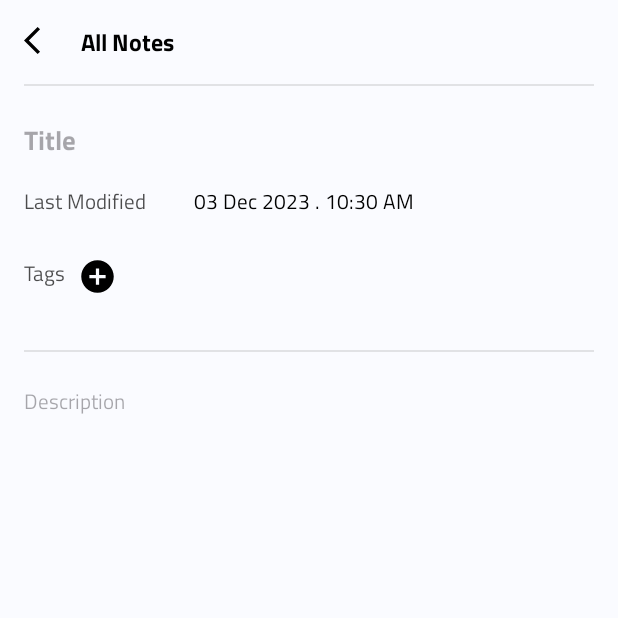
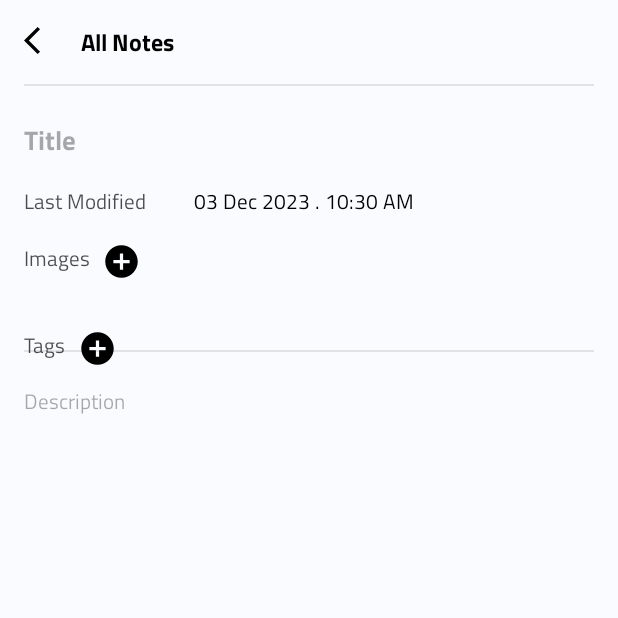
Before and after one commit to talhayi/NoteAppFirebase, an Android app: the NoteDetailFragment screen opened through its navigation route, on a phone screen of 412 x 824 dp, the top half of it. Run offline under Robolectric (Android 15) with nearby library versions, the light colour scheme and no system bars; our stand-ins replace Dagger/Hilt's generated code, Firebase (no records; nobody signed in at launch, a user with empty details on screens opened directly); libraries missing offline, so code that uses them is left out: com.github.dhaval2404.imagepicker.

Commit message:
Single image upload

```diff
--- a/app/src/main/java/com/example/firebaseexample/data/model/Note.kt
+++ b/app/src/main/java/com/example/firebaseexample/data/model/Note.kt
@@ -13,6 +13,7 @@ data class Note(
     val title: String? = null,
     val description: String? = null,
     val tags: MutableList<String> = arrayListOf(),
+    val images: List<String> = arrayListOf(),
     @ServerTimestamp
     val date: Date = Date(),
 ) : Parcelable
--- a/app/src/main/java/com/example/firebaseexample/data/repository/NoteRepository.kt
+++ b/app/src/main/java/com/example/firebaseexample/data/repository/NoteRepository.kt
@@ -1,5 +1,6 @@
 package com.example.firebaseexample.data.repository
 
+import android.net.Uri
 import com.example.firebaseexample.data.model.Note
 import com.example.firebaseexample.data.model.User
 import com.example.firebaseexample.util.UIState
@@ -9,4 +10,5 @@ interface NoteRepository {
     fun addNote(note: Note, result: (UIState<Pair<Note,String>>) -> Unit)
     fun updateNote(note: Note, result: (UIState<String>)-> Unit)
     fun deleteNote(note: Note, result: (UIState<String>)-> Unit)
+    suspend fun uploadSingleFile(fileUri: Uri, onResult: (UIState<Uri>) -> Unit)
 }
--- a/app/src/main/java/com/example/firebaseexample/di/AppModule.kt
+++ b/app/src/main/java/com/example/firebaseexample/di/AppModule.kt
@@ -6,9 +6,12 @@ import com.example.firebaseexample.data.repository.AuthRepository
 import com.example.firebaseexample.data.repository.AuthRepositoryImpl
 import com.example.firebaseexample.data.repository.NoteRepository
 import com.example.firebaseexample.data.repository.NoteRepositoryImpl
+import com.example.firebaseexample.util.FirebaseStorageConstants
 import com.example.firebaseexample.util.SharedPrefConstants.LOCAL_SHARED_PREF
 import com.google.firebase.auth.FirebaseAuth
 import com.google.firebase.firestore.FirebaseFirestore
+import com.google.firebase.storage.FirebaseStorage
+import com.google.firebase.storage.StorageReference
 import com.google.gson.Gson
 import dagger.Module
 import dagger.Provides
@@ -34,6 +37,12 @@ object AppModule {
 
     @Provides
     @Singleton
+    fun provideFirebaseStorageInstance(): StorageReference {
+        return FirebaseStorage.getInstance().getReference(FirebaseStorageConstants.ROOT_DIRECTORY)
+    }
+
+    @Provides
+    @Singleton
     fun provideSharedPref(@ApplicationContext context: Context): SharedPreferences {
         return context.getSharedPreferences(LOCAL_SHARED_PREF, Context.MODE_PRIVATE)
     }
@@ -47,9 +56,10 @@ object AppModule {
     @Provides
     @Singleton
     fun provideNoteRepository(
-        database: FirebaseFirestore
+        database: FirebaseFirestore,
+        storageReference: StorageReference
     ): NoteRepository {
-        return NoteRepositoryImpl(database)
+        return NoteRepositoryImpl(database, storageReference)
     }
 
     @Provides
--- /dev/null
+++ b/app/src/main/java/com/example/firebaseexample/ui/note/ImageListAdapter.kt
@@ -0,0 +1,47 @@
+package com.example.firebaseexample.ui.note
+
+import android.net.Uri
+import android.view.LayoutInflater
+import android.view.ViewGroup
+import androidx.recyclerview.widget.RecyclerView
+import com.example.firebaseexample.databinding.ImageLayoutBinding
+
+class ImageListAdapter(
+    val onCancelClicked: ((Int, Uri) -> Unit)? = null,
+) : RecyclerView.Adapter<ImageListAdapter.MyViewHolder>() {
+
+    private var list: MutableList<Uri> = arrayListOf()
+
+    override fun onCreateViewHolder(parent: ViewGroup, viewType: Int): MyViewHolder {
+        val itemView = ImageLayoutBinding.inflate(LayoutInflater.from(parent.context),parent,false)
+        return MyViewHolder(itemView)
+    }
+
+    override fun onBindViewHolder(holder: MyViewHolder, position: Int) {
+        val item = list[position]
+        holder.bind(item,position)
+    }
+
+    fun updateList(list: MutableList<Uri>){
+        this.list = list
+        notifyDataSetChanged()
+    }
+
+    fun removeItem(position: Int){
+        list.removeAt(position)
+        notifyItemChanged(position)
+    }
+
+    override fun getItemCount(): Int {
+        return list.size
+    }
+
+    inner class MyViewHolder(val binding: ImageLayoutBinding) : RecyclerView.ViewHolder(binding.root) {
+        fun bind(item: Uri,position: Int) {
+            binding.image.setImageURI(item)
+            binding.cancel.setOnClickListener {
+                onCancelClicked?.invoke(absoluteAdapterPosition, item)
+            }
+        }
+    }
+}
--- a/app/src/main/java/com/example/firebaseexample/util/Constants.kt
+++ b/app/src/main/java/com/example/firebaseexample/util/Constants.kt
@@ -18,3 +18,8 @@ object SharedPrefConstants {
     val LOCAL_SHARED_PREF = "local_shared_pref"
     val USER_SESSION = "user_session"
 }
+
+object FirebaseStorageConstants {
+    val ROOT_DIRECTORY = "app"
+    val NOTE_IMAGES = "note"
+}
--- a/app/src/main/res/layout/fragment_note_detail.xml
+++ b/app/src/main/res/layout/fragment_note_detail.xml
@@ -1,13 +1,12 @@
 <?xml version="1.0" encoding="utf-8"?>
-<androidx.constraintlayout.widget.ConstraintLayout
-    xmlns:android="http://schemas.android.com/apk/res/android"
+<androidx.constraintlayout.widget.ConstraintLayout xmlns:android="http://schemas.android.com/apk/res/android"
     xmlns:app="http://schemas.android.com/apk/res-auto"
     xmlns:tools="http://schemas.android.com/tools"
     android:layout_width="match_parent"
     android:layout_height="match_parent"
     android:background="@color/background_color"
     android:padding="16dp"
-    tools:context=".note.NoteDetailFragment">
+    tools:context=".ui.note.NoteDetailFragment">
 
     <ImageView
         android:id="@+id/back"
@@ -126,13 +125,47 @@
                 app:layout_constraintStart_toEndOf="@+id/date_label"
                 app:layout_constraintTop_toTopOf="@+id/date_label" />
 
-            <View
-                android:id="@+id/space"
-                android:layout_width="match_parent"
-                android:layout_height="18dp"
+            <LinearLayout
+                android:id="@+id/add_image_ll"
+                android:layout_width="wrap_content"
+                android:layout_height="wrap_content"
+                android:layout_marginTop="16dp"
+                android:orientation="horizontal"
+                app:layout_constraintStart_toStartOf="parent"
+                app:layout_constraintTop_toBottomOf="@+id/date">
+
+                <TextView
+                    android:id="@+id/image_label"
+                    style="@style/TextStyle"
+                    android:layout_width="wrap_content"
+                    android:layout_height="wrap_content"
+                    android:text="@string/images"
+                    android:textColor="@color/black70"
+                    app:layout_constraintStart_toStartOf="parent"
+                    app:layout_constraintTop_toBottomOf="@+id/title" />
+
+                <ImageView
+                    android:id="@+id/image_add"
+                    android:layout_width="26dp"
+                    android:layout_height="26dp"
+                    android:layout_marginStart="8dp"
+                    android:src="@drawable/ic_baseline_add_circle"
+                    app:layout_constraintEnd_toStartOf="@+id/done"
+                    app:layout_constraintTop_toTopOf="parent"
+                    app:tint="@color/black" />
+
+            </LinearLayout>
+
+            <androidx.recyclerview.widget.RecyclerView
+                android:id="@+id/images"
+                android:layout_width="0dp"
+                android:layout_height="wrap_content"
+                android:layout_marginTop="8dp"
                 app:layout_constraintEnd_toEndOf="parent"
                 app:layout_constraintStart_toStartOf="parent"
-                app:layout_constraintTop_toBottomOf="@+id/date" />
+                app:layout_constraintTop_toBottomOf="@+id/add_image_ll"
+                tools:itemCount="1"
+                tools:listitem="@layout/image_layout" />
 
             <LinearLayout
                 android:id="@+id/add_tag_ll"
@@ -168,16 +201,11 @@
                 android:id="@+id/tags"
                 android:layout_width="0dp"
                 android:layout_height="wrap_content"
-
+                android:layout_marginStart="32dp"
+                android:layout_marginTop="16dp"
                 app:layout_constraintEnd_toEndOf="parent"
-                app:layout_constraintStart_toStartOf="@+id/date"
-                app:layout_constraintTop_toBottomOf="@+id/space">
-
-                <include
-                    layout="@layout/item_chip"
-                    android:visibility="invisible" />
-
-            </com.google.android.material.chip.ChipGroup>
+                app:layout_constraintStart_toEndOf="@+id/add_tag_ll"
+                app:layout_constraintTop_toBottomOf="@+id/images"/>
 
             <View
                 android:id="@+id/middle_divider"
--- a/app/src/main/res/values/strings.xml
+++ b/app/src/main/res/values/strings.xml
@@ -46,4 +46,5 @@
     <!-- TODO: Remove or change this placeholder text -->
     <string name="hello_blank_fragment">Hello blank fragment</string>
     <string name="send">Send</string>
+    <string name="images">Images</string>
 </resources>
--- a/app/src/main/res/values/themes.xml
+++ b/app/src/main/res/values/themes.xml
@@ -48,4 +48,7 @@
         <item name="android:textSize">12sp</item>
     </style>
 
+    <style name="ShapeAppearanceOverlay.App.CornerSize8Percent" parent="">
+        <item name="cornerSize">8%</item>
+    </style>
 </resources>
--- a/build.gradle.kts
+++ b/build.gradle.kts
@@ -3,6 +3,9 @@ buildscript {
     repositories {
         google()
         mavenCentral()
+        maven {
+            url = uri("https://www.jitpack.io" )
+        }
     }
     dependencies {
         val navVersion = "2.7.5"
--- a/settings.gradle.kts
+++ b/settings.gradle.kts
@@ -3,6 +3,9 @@ pluginManagement {
         google()
         mavenCentral()
         gradlePluginPortal()
+        maven {
+            url = uri("https://www.jitpack.io")
+        }
     }
 }
 dependencyResolutionManagement {
@@ -10,6 +13,9 @@ dependencyResolutionManagement {
     repositories {
         google()
         mavenCentral()
+        maven {
+            url = uri("https://www.jitpack.io")
+        }
     }
 }
 
```
Also changed, not shown: app/build.gradle.kts (+7 -2 lines), app/src/main/java/com/example/firebaseexample/data/repository/NoteRepositoryImpl.kt (+26 -1 lines), app/src/main/java/com/example/firebaseexample/ui/note/NoteDetailFragment.kt (+89 -7 lines), app/src/main/java/com/example/firebaseexample/ui/note/NoteViewModel.kt (+10 -0 lines), app/src/main/res/layout/image_layout.xml (added, +31 -0 lines).
